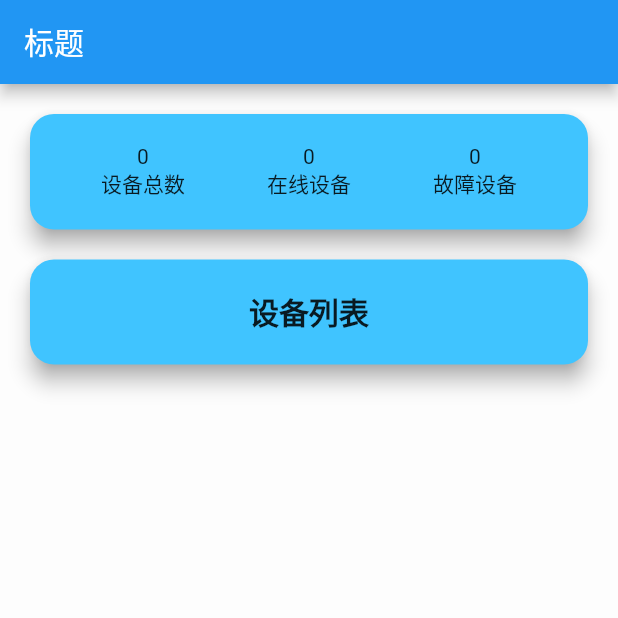
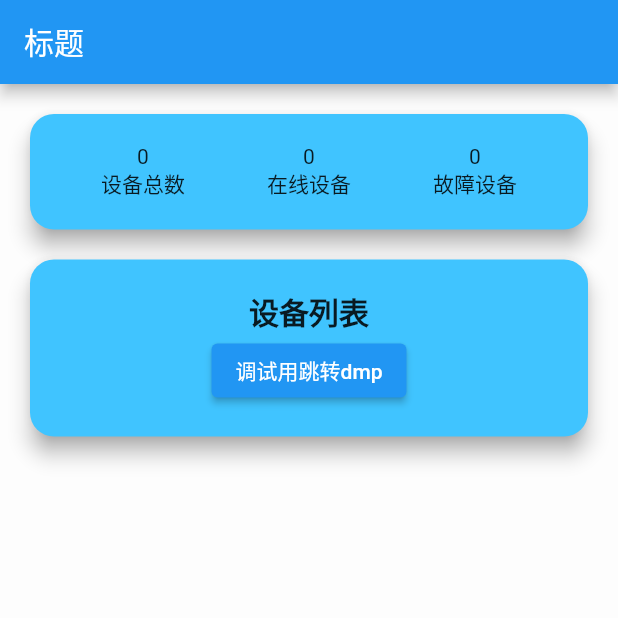
Before and after one commit to sdadgz/dmp_flutter, a Flutter app: the screen it shows after launch, on a phone screen of 412 x 824 dp, the top half of it. Run offline on Flutter 3.47's test engine with Material 2 defaults, Android fonts, the phone set to English and light mode, and no system bars; our stand-ins replace go_router, logger; missing offline and left inert: udp.

```diff
--- a/lib/pages/home.dart
+++ b/lib/pages/home.dart
@@ -54,47 +54,7 @@ class _HomeState extends State<Home> {
     return res;
   }
 
-  @override
-  Widget build(BuildContext context) {
-    return MaterialApp(
-      home: Scaffold(
-        appBar: AppBar(
-          title: Text(widget.title),
-        ),
-        body: Container(
-            color: Colors.white54,
-            child: ListView(
-              children: [
-                SCard(
-                  child: Row(
-                    mainAxisAlignment: MainAxisAlignment.spaceAround,
-                    children: [
-                      // udp获取数据
-                      ..._getDevicesInfo()
-                    ],
-                  ),
-                ),
-                SCard(
-                  child: Column(
-                    children: [
-                      // udp获取数据
-                      const Text(
-                        "设备列表",
-                        style: TextStyle(
-                          fontWeight: FontWeight.bold,
-                          fontSize: 20,
-                        ),
-                      ),
-                      ..._getDevicesList(),
-                    ],
-                  ),
-                ),
-              ],
-            )),
-      ),
-    );
-  }
-
+  // 初始化
   @override
   void initState() {
     super.initState();
@@ -135,4 +95,50 @@ class _HomeState extends State<Home> {
       });
     });
   }
+
+  // 入口
+  @override
+  Widget build(BuildContext context) {
+    return MaterialApp(
+      home: Scaffold(
+        appBar: AppBar(
+          title: Text(widget.title),
+        ),
+        body: Container(
+            color: Colors.white54,
+            child: ListView(
+              children: [
+                SCard(
+                  child: Row(
+                    mainAxisAlignment: MainAxisAlignment.spaceAround,
+                    children: [
+                      // udp获取数据
+                      ..._getDevicesInfo()
+                    ],
+                  ),
+                ),
+                SCard(
+                  child: Column(
+                    children: [
+                      // udp获取数据
+                      const Text(
+                        "设备列表",
+                        style: TextStyle(
+                          fontWeight: FontWeight.bold,
+                          fontSize: 20,
+                        ),
+                      ),
+                      ..._getDevicesList(),
+                      ElevatedButton(
+                        onPressed: () => context.go('/dmp'),
+                        child: const Text("调试用跳转dmp"),
+                      )
+                    ],
+                  ),
+                ),
+              ],
+            )),
+      ),
+    );
+  }
 }
```
Also changed, not shown: lib/components/common/dialog.dart (added, +39 -0 lines), lib/pages/dmp.dart (+16 -31 lines).
